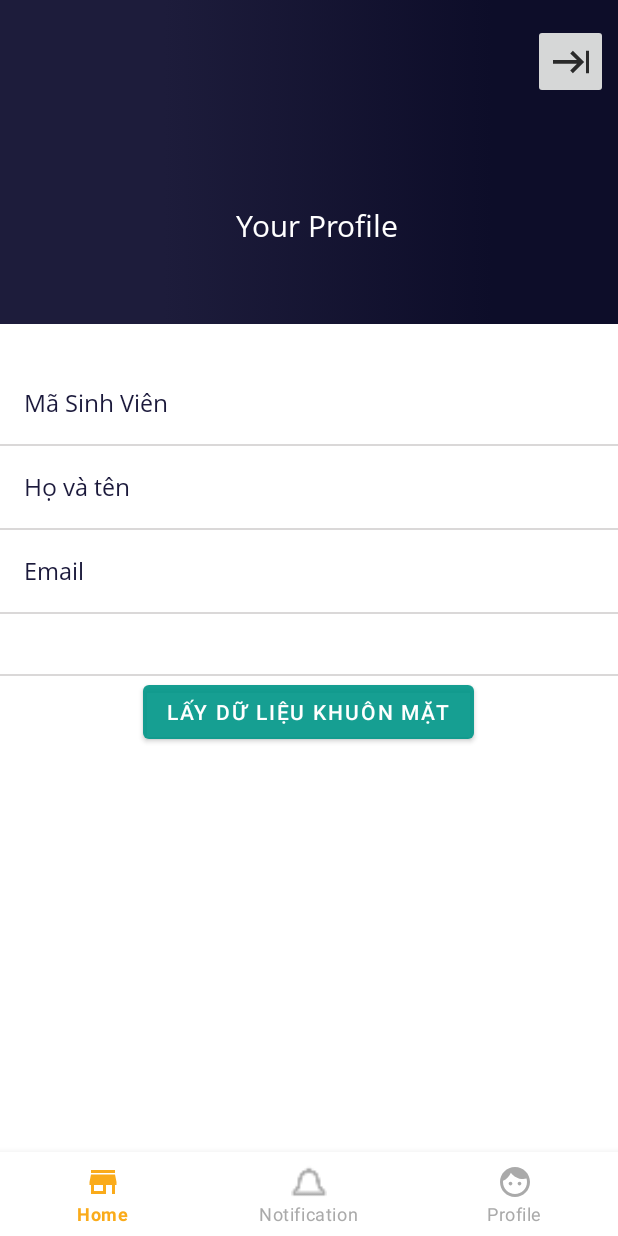
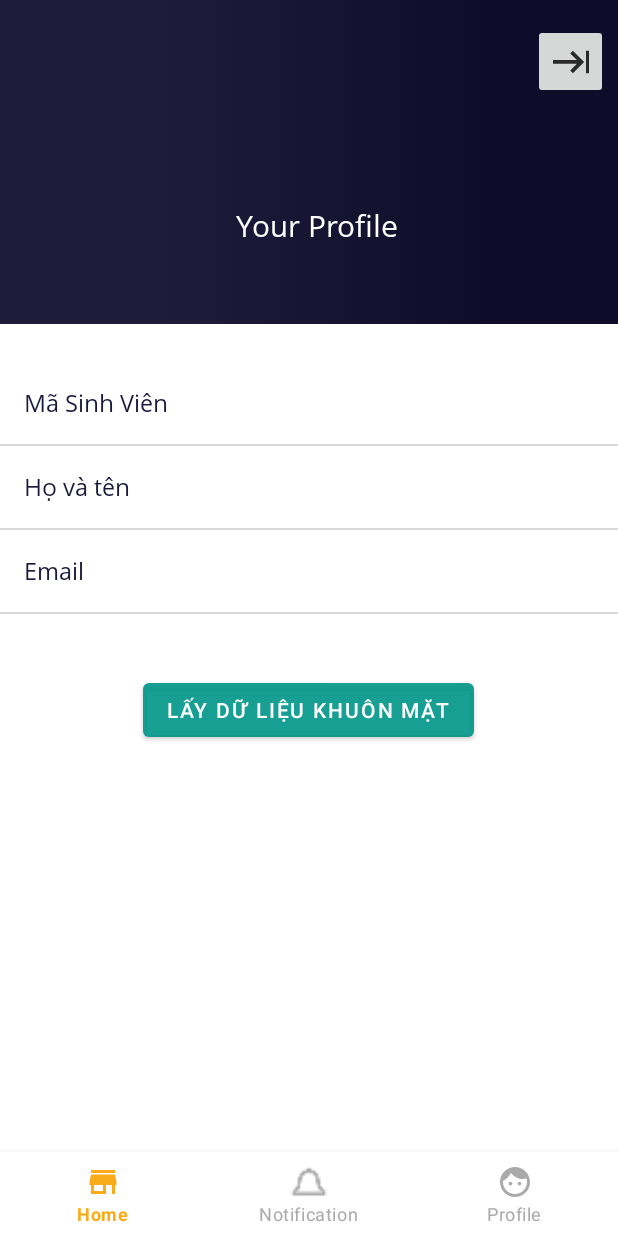
Before and after one commit to Attendace-Sys/AttendanceForStudent, an Android app: the fragment ProfileFragment placed in its activity, on a phone screen of 412 x 824 dp. Run offline under Robolectric (Android 15) with nearby library versions, the phone set to English and light mode, and no system bars; Roboto replaces fonts that are not available here; 1 statement that could not run was skipped.

Commit message:
Update fragment_profile.xml

```diff
--- a/app/src/main/res/layout/fragment_profile.xml
+++ b/app/src/main/res/layout/fragment_profile.xml
@@ -182,13 +182,6 @@
 
         </LinearLayout>
 
-        <View
-            android:id="@+id/view"
-            android:layout_width="match_parent"
-            android:layout_height="1dp"
-            android:layout_weight="1"
-            android:background="#dad8d8" />
-
         <LinearLayout
             android:layout_width="match_parent"
             android:layout_height="match_parent"
```
